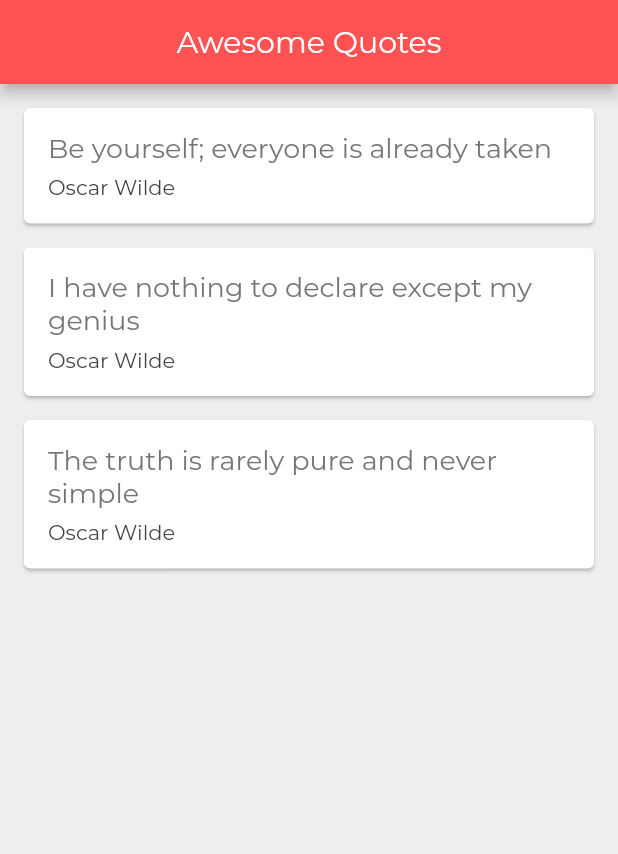
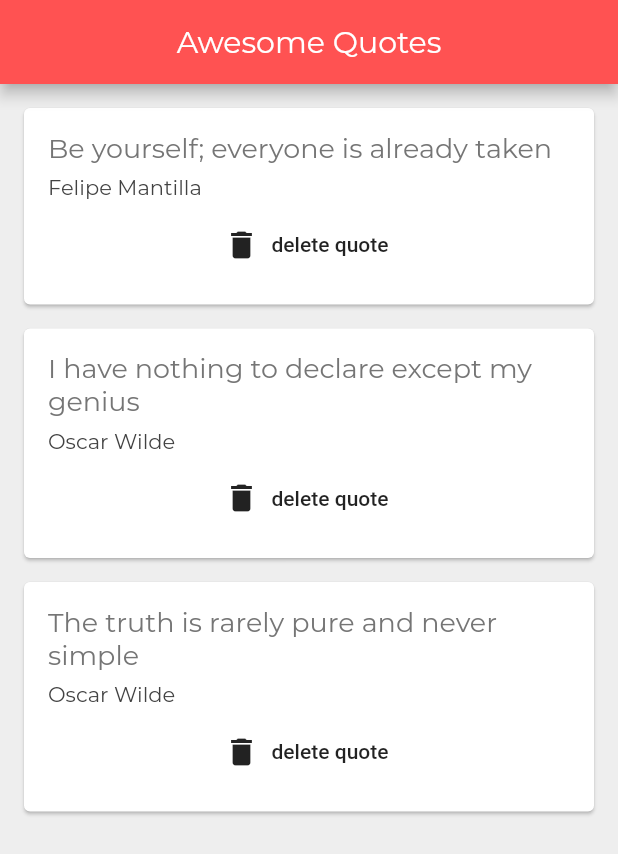
Before and after one commit to Felipemantilla01/flutter-netninja-course, a Flutter app: the screen it shows after launch, on a phone screen of 412 x 824 dp. Shown: the top 854 px of the screen. Run offline on Flutter 3.47's test engine with Material 2 defaults, Android fonts, the phone set to English and light mode, and no system bars.

Commit message:
[feature] create methods cards, and separate classes, create functions as parameters to delete quotes

```diff
--- a/lib/main.dart
+++ b/lib/main.dart
@@ -29,7 +29,7 @@ class QuoteList extends StatefulWidget {
 class _QuoteListState extends State<QuoteList> {
   List<Quote> quotes = [
     Quote(
-        author: 'Oscar Wilde', text: 'Be yourself; everyone is already taken'),
+        author: 'Felipe Mantilla', text: 'Be yourself; everyone is already taken'),
     Quote(
         author: 'Oscar Wilde',
         text: 'I have nothing to declare except my genius'),
@@ -39,7 +39,11 @@ class _QuoteListState extends State<QuoteList> {
   ];
 
   Widget quoteTemplate(Quote quote) {
-    return QuoteCard(quote: quote,);
+    return QuoteCard(quote: quote,delete:(){
+      setState(() {
+        quotes.remove(quote);
+      });
+    } );
   }
 
   @override
@@ -53,7 +57,7 @@ class _QuoteListState extends State<QuoteList> {
       ),
       body: Column(
           children: quotes
-              .map((e) => quoteTemplate(e))
+              .map((quote) => quoteTemplate(quote))
               .toList()),
     );
   }
--- a/lib/quoted_card.dart
+++ b/lib/quoted_card.dart
@@ -2,10 +2,10 @@ import 'package:flutter/material.dart';
 import 'quote.dart';
 
 class QuoteCard extends StatelessWidget {
+  final Quote quote;
+  final Function delete;
 
-  Quote quote;
-
-  QuoteCard({this.quote});
+  QuoteCard({this.quote, this.delete});
 
   @override
   Widget build(BuildContext context) {
@@ -18,13 +18,26 @@ class QuoteCard extends StatelessWidget {
           children: [
             Text(
               this.quote.text,
-              style: TextStyle(fontSize: 18.0, color: Colors.grey[600], fontFamily: 'Montserrat'),
+              style: TextStyle(
+                  fontSize: 18.0,
+                  color: Colors.grey[600],
+                  fontFamily: 'Montserrat'),
             ),
             SizedBox(
               height: 6.0,
             ),
             Text(this.quote.author,
-                style: TextStyle(fontSize: 14.0, color: Colors.grey[800], fontFamily: 'Montserrat'))
+                style: TextStyle(
+                    fontSize: 14.0,
+                    color: Colors.grey[800],
+                    fontFamily: 'Montserrat')),
+            SizedBox(
+              height: 6.0,
+            ),
+            FlatButton.icon(
+                onPressed: delete,
+                icon: Icon(Icons.delete),
+                label: Text('delete quote'))
           ],
         ),
       ),
```
